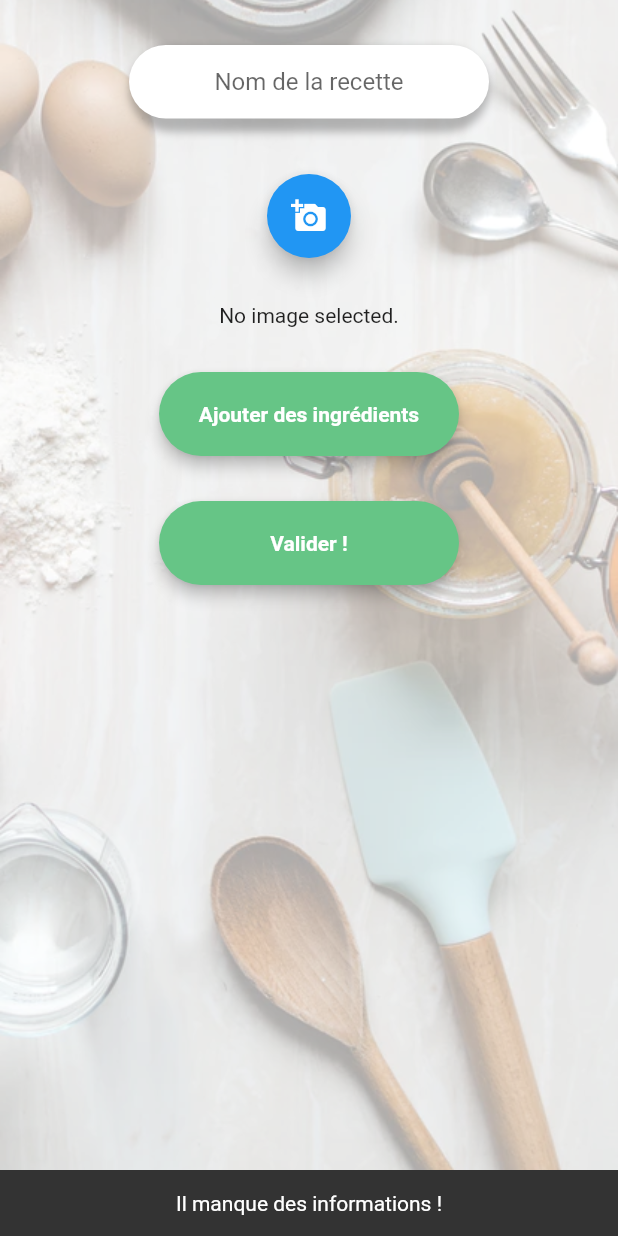
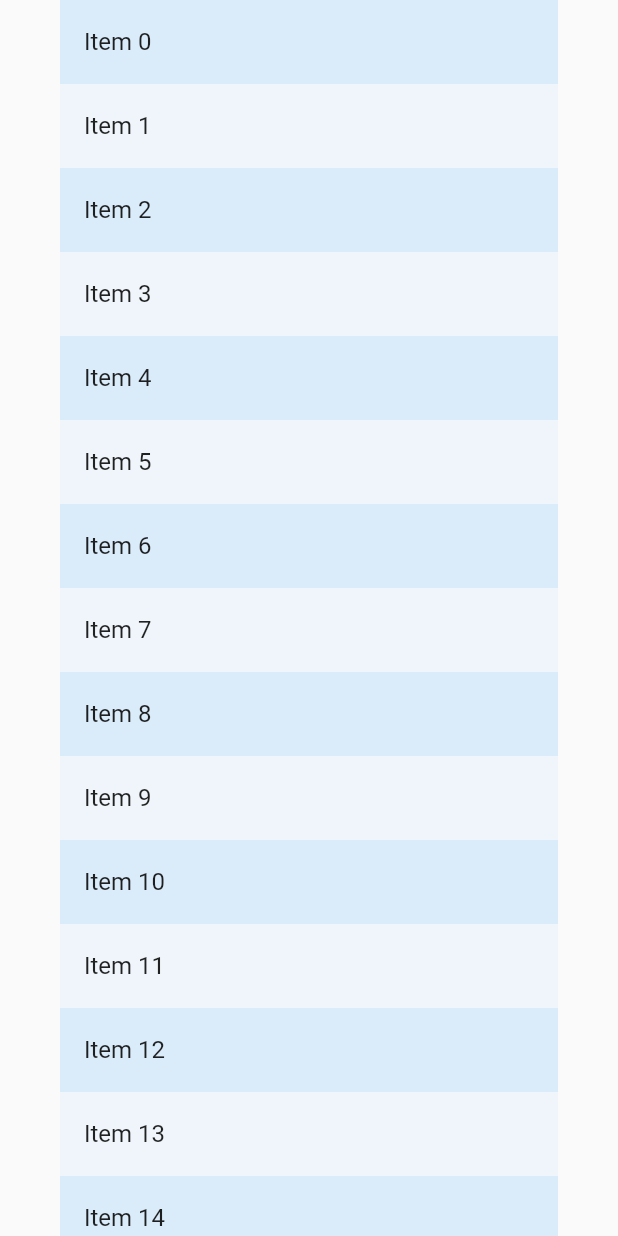
Before and after one commit to Baudecmd/kookie, a Flutter app: the RecipeCreationScreen screen opened directly, after a tap on "Valider !", on a phone screen of 412 x 824 dp. Run offline on Flutter 3.47's test engine with Material 2 defaults, Android fonts, the phone set to English and light mode, and no system bars; our stand-ins replace image_picker, shared_preferences; accounts and stored records are empty.

Commit message:
Add(Recipe Creation): recipe steps creation screen

```diff
--- a/mobile/kookie/lib/screens/my_recipes_screen.dart
+++ b/mobile/kookie/lib/screens/my_recipes_screen.dart
@@ -16,8 +16,7 @@ class _MyRecipesScreen extends State<MyRecipesScreen> {
         backgroundColor: Colors.white,
         leading: IconButton(
           icon: Icon(Icons.chevron_left, color: Colors.black),
-          onPressed: () => Navigator.push(
-              context, MaterialPageRoute(builder: (_) => MyRecipesScreen())),
+          onPressed: () => Navigator.pop(context),
         ),
         title: Text("Mes recettes"),
         centerTitle: true,
--- a/mobile/kookie/lib/screens/recipe_creation_screen.dart
+++ b/mobile/kookie/lib/screens/recipe_creation_screen.dart
@@ -3,6 +3,7 @@ import 'dart:io';
 import 'package:flutter/material.dart';
 import 'package:image_picker/image_picker.dart';
 import 'package:kookie/models/ingredient/IngredientDTO.dart';
+import 'package:kookie/screens/recipe_steps_creation_screen.dart';
 import 'package:kookie/widgets/custom_button.dart';
 import 'package:kookie/widgets/custom_text_field.dart';
 import 'package:kookie/widgets/multiselect_dialog.dart';
@@ -85,7 +86,8 @@ class _RecipeCreationScreen extends State<RecipeCreationScreen> {
                               onTap: (() => Overlay.of(context)?.insert(
                                   overlayEntry = _createOverlayEntry()))),
                           SizedBox(height: 30),
-                          CustomButton(text: "Valider !", onTap: _submitRecipe)
+                          CustomButton(
+                              text: "Valider !", onTap: _pushStepsScreen)
                         ],
                       ),
                     ),
@@ -141,4 +143,9 @@ class _RecipeCreationScreen extends State<RecipeCreationScreen> {
           ingredientLinesDTO: tempIngredients);*/
     }
   }
+
+  _pushStepsScreen() {
+    Navigator.push(context,
+        MaterialPageRoute(builder: (_) => RecipesStepsCreationScreen()));
+  }
 }
--- /dev/null
+++ b/mobile/kookie/lib/screens/recipe_steps_creation_screen.dart
@@ -0,0 +1,41 @@
+import 'package:flutter/cupertino.dart';
+import 'package:flutter/material.dart';
+
+class RecipesStepsCreationScreen extends StatefulWidget {
+  @override
+  _RecipeStepsCreationScreen createState() => _RecipeStepsCreationScreen();
+}
+
+class _RecipeStepsCreationScreen extends State<RecipesStepsCreationScreen> {
+  final List<int> _items = List<int>.generate(50, (int index) => index);
+
+  @override
+  Widget build(BuildContext context) {
+    final ColorScheme colorScheme = Theme.of(context).colorScheme;
+    final Color oddItemColor = colorScheme.primary.withOpacity(0.05);
+    final Color evenItemColor = colorScheme.primary.withOpacity(0.15);
+
+    return Scaffold(
+      body: ReorderableListView(
+        padding: const EdgeInsets.symmetric(horizontal: 40),
+        children: <Widget>[
+          for (int index = 0; index < _items.length; index++)
+            ListTile(
+              key: Key('$index'),
+              tileColor: _items[index].isOdd ? oddItemColor : evenItemColor,
+              title: Text('Item ${_items[index]}'),
+            ),
+        ],
+        onReorder: (int oldIndex, int newIndex) {
+          setState(() {
+            if (oldIndex < newIndex) {
+              newIndex -= 1;
+            }
+            final int item = _items.removeAt(oldIndex);
+            _items.insert(newIndex, item);
+          });
+        },
+      ),
+    );
+  }
+}
```
